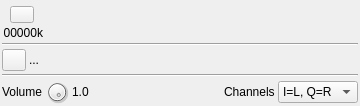
Above: plugins/samplesink/audiooutput/audiooutputgui.ui from f4exb/sdrangel before the change. Below: the same form after it.
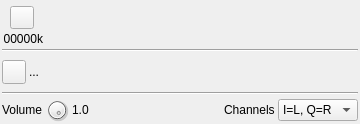
That is the form after the change. Icons and pictures are not drawn. Custom widgets are drawn as their Qt base class.

What changed in the file:
```diff
--- a/plugins/samplesink/audiooutput/audiooutputgui.ui
+++ b/plugins/samplesink/audiooutput/audiooutputgui.ui
@@ -7,11 +7,11 @@
     <x>0</x>
     <y>0</y>
     <width>360</width>
-    <height>106</height>
+    <height>124</height>
    </rect>
   </property>
   <property name="sizePolicy">
-   <sizepolicy hsizetype="Minimum" vsizetype="Fixed">
+   <sizepolicy hsizetype="Fixed" vsizetype="Fixed">
     <horstretch>0</horstretch>
     <verstretch>0</verstretch>
    </sizepolicy>
@@ -19,13 +19,13 @@
   <property name="minimumSize">
    <size>
     <width>360</width>
-    <height>106</height>
+    <height>124</height>
    </size>
   </property>
   <property name="maximumSize">
    <size>
     <width>360</width>
-    <height>106</height>
+    <height>143</height>
    </size>
   </property>
   <property name="font">
```
